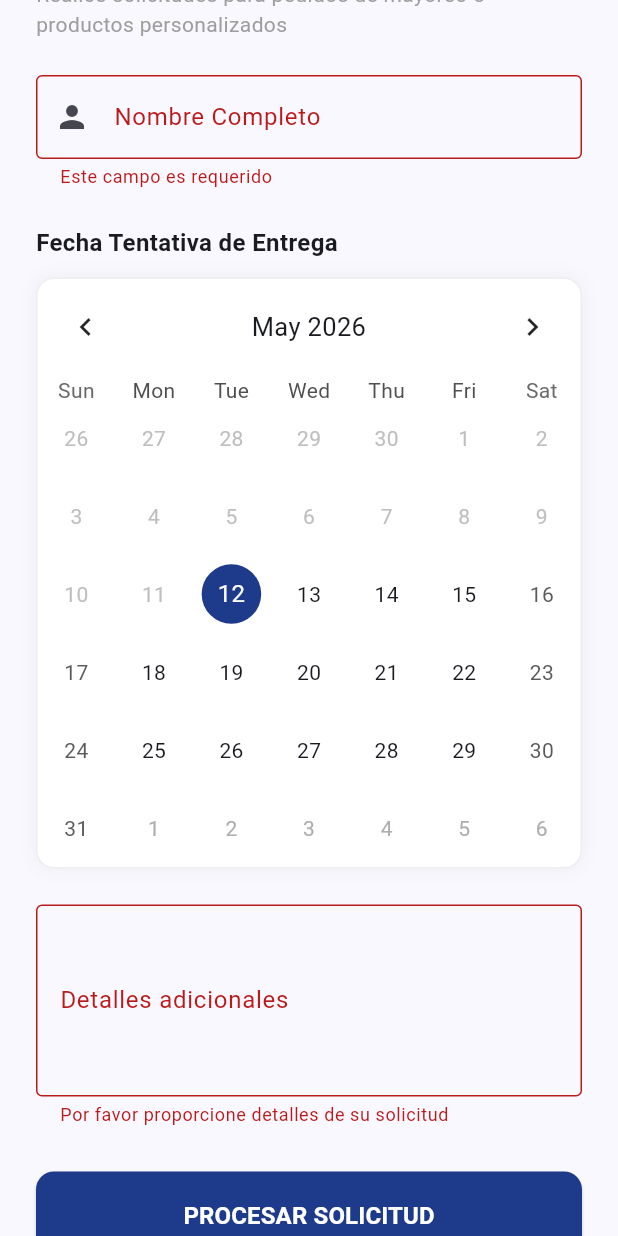
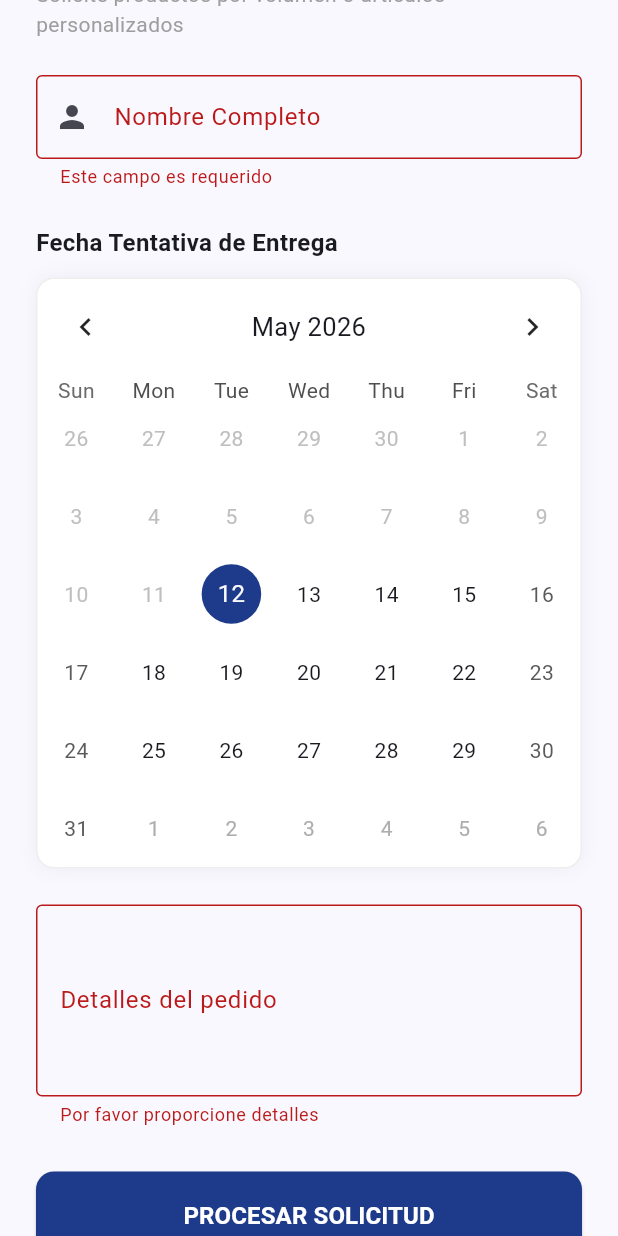
Before and after one commit to UrielFonseca/cashaclin, a Flutter app: the CustomOrderPage widget shown alone on an empty page, opened directly, scrolled down 72 dp, after a tap on "PROCESAR SOLICITUD", on a phone screen of 412 x 824 dp. Run offline on Flutter 3.47's test engine with Material 3 defaults, Android fonts, the light colour scheme and no system bars; drawn by our look-alikes of table_calendar; our stand-ins replace fl_chart, shared_preferences, sqflite; accounts and stored records are empty; network calls fail.

Commit message:
Funcionando todo

```diff
--- a/lib/Pantallas/custumers/custom_order.dart
+++ b/lib/Pantallas/custumers/custom_order.dart
@@ -2,9 +2,11 @@ import 'package:flutter/material.dart';
 import 'package:table_calendar/table_calendar.dart';
 import '../../repositories/sale_repository.dart';
 
-/// Pantalla de Pedido Especial:
-/// Permite a los usuarios finales realizar solicitudes de productos personalizados o compras por volumen.
-/// Incluye validación de formulario y una interfaz de calendario para seleccionar la fecha de entrega.
+/*
+  Pantalla de Pedido Especial:
+  Permite a los usuarios realizar solicitudes de productos personalizados o compras por volumen.
+  Incluye validación de formulario y un calendario interactivo para definir la fecha de entrega.
+*/
 class CustomOrderPage extends StatefulWidget {
   const CustomOrderPage({super.key});
 
@@ -19,38 +21,42 @@ class _CustomOrderPageState extends State<CustomOrderPage> {
   final SaleRepository _repository = SaleRepository();
   bool _isLoading = false;
 
-  // Variables de control para el calendario interactivo.
+  // Variables para la gestión del calendario interactivo.
   DateTime _focusedDay = DateTime.now();
   DateTime? _selectedDay;
 
   @override
   void initState() {
     super.initState();
-    // Se inicializa el día seleccionado con la fecha actual.
+    // Inicialización del día seleccionado con la fecha actual.
     _selectedDay = _focusedDay;
   }
 
-  /// Envía la solicitud de pedido especial al servidor.
+  /*
+    Lógica de envío de solicitud:
+    1. Valida los campos obligatorios del formulario.
+    2. Asegura la selección de una fecha válida.
+    3. Registra el pedido en el servidor como tipo 'especial'.
+  */
   void _sendRequest() async {
     if (!_formKey.currentState!.validate()) return;
-
     if (_selectedDay == null) {
       ScaffoldMessenger.of(context).showSnackBar(
-          const SnackBar(content: Text("Error: Por favor selecciona una fecha en el calendario")));
+          const SnackBar(content: Text("Error: Seleccione una fecha en el calendario")));
       return;
     }
 
     setState(() => _isLoading = true);
     try {
-      // Envío de la transacción al backend (MongoDB).
+      // Sincronización con el servidor mediante el repositorio de ventas.
       await _repository.createSale({
         'customerName': nameCtrl.text,
         'comment': commentCtrl.text,
-        'total': 0.0, // El monto final será determinado por el administrador.
+        'total': 0.0, // El monto final será asignado por el administrador.
         'type': 'especial',
         'status': 'Esperando aprobación',
         'date': _selectedDay!.toIso8601String(),
-        'items': [], // Pedidos especiales no tienen una lista definida de productos inicialmente.
+        'items': [],
         'messages': [
           {'sender': 'customer', 'text': 'Solicitud inicial: ${commentCtrl.text}'}
         ]
@@ -58,9 +64,9 @@ class _CustomOrderPageState extends State<CustomOrderPage> {
 
       if (mounted) {
         ScaffoldMessenger.of(context).showSnackBar(
-            const SnackBar(content: Text("Éxito: Solicitud enviada correctamente. Un administrador revisará su caso.")));
+            const SnackBar(content: Text("Éxito: Solicitud enviada correctamente")));
 
-        // Limpieza del formulario tras el éxito.
+        // Reinicio de los controladores tras el envío exitoso.
         nameCtrl.clear();
         commentCtrl.clear();
         setState(() {
@@ -71,7 +77,7 @@ class _CustomOrderPageState extends State<CustomOrderPage> {
     } catch (e) {
       if (mounted) {
         ScaffoldMessenger.of(context).showSnackBar(
-            const SnackBar(content: Text("Error: No se pudo procesar la solicitud en este momento")));
+            const SnackBar(content: Text("Error: No se pudo procesar la solicitud")));
       }
     } finally {
       if (mounted) setState(() => _isLoading = false);
@@ -92,10 +98,10 @@ class _CustomOrderPageState extends State<CustomOrderPage> {
                     fontSize: 24,
                     fontWeight: FontWeight.bold,
                     color: Color(0xFF1E3A8A))),
-            const Text("Realice solicitudes para pedidos de mayoreo o productos personalizados", style: TextStyle(color: Colors.grey)),
+            const Text("Solicite productos por volumen o artículos personalizados", style: TextStyle(color: Colors.grey)),
             const SizedBox(height: 24),
 
-            // Entrada de texto para identificación del cliente.
+            // Entrada de datos para el nombre del solicitante.
             TextFormField(
                 controller: nameCtrl,
                 decoration: const InputDecoration(
@@ -110,7 +116,7 @@ class _CustomOrderPageState extends State<CustomOrderPage> {
                 style: TextStyle(fontWeight: FontWeight.bold, fontSize: 16)),
             const SizedBox(height: 12),
 
-            // Componente de calendario para selección de fecha.
+            // Componente de calendario para selección de fecha operativa.
             Container(
               decoration: BoxDecoration(
                 color: Colors.white,
@@ -127,7 +133,6 @@ class _CustomOrderPageState extends State<CustomOrderPage> {
                   formatButtonVisible: false,
                   titleCentered: true,
                 ),
-                availableGestures: AvailableGestures.all,
                 selectedDayPredicate: (day) => isSameDay(_selectedDay, day),
                 onDaySelected: (selectedDay, focusedDay) {
                   setState(() {
@@ -143,18 +148,18 @@ class _CustomOrderPageState extends State<CustomOrderPage> {
             ),
 
             const SizedBox(height: 24),
-            // Área de texto para detalles específicos de la solicitud.
+            // Área de texto para detalles de la solicitud.
             TextFormField(
                 controller: commentCtrl,
                 maxLines: 4,
                 decoration: const InputDecoration(
-                    labelText: "Detalles adicionales",
-                    hintText: "Especifique productos, volúmenes o requerimientos específicos...",
+                    labelText: "Detalles del pedido",
+                    hintText: "Especifique artículos, cantidades y requerimientos...",
                     border: OutlineInputBorder()),
-                validator: (v) => v!.isEmpty ? "Por favor proporcione detalles de su solicitud" : null),
+                validator: (v) => v!.isEmpty ? "Por favor proporcione detalles" : null),
 
             const SizedBox(height: 30),
-            // Botón de acción principal con indicador de carga dinámico.
+            // Botón de procesamiento de solicitud.
             SizedBox(
               width: double.infinity,
               child: ElevatedButton(
```
